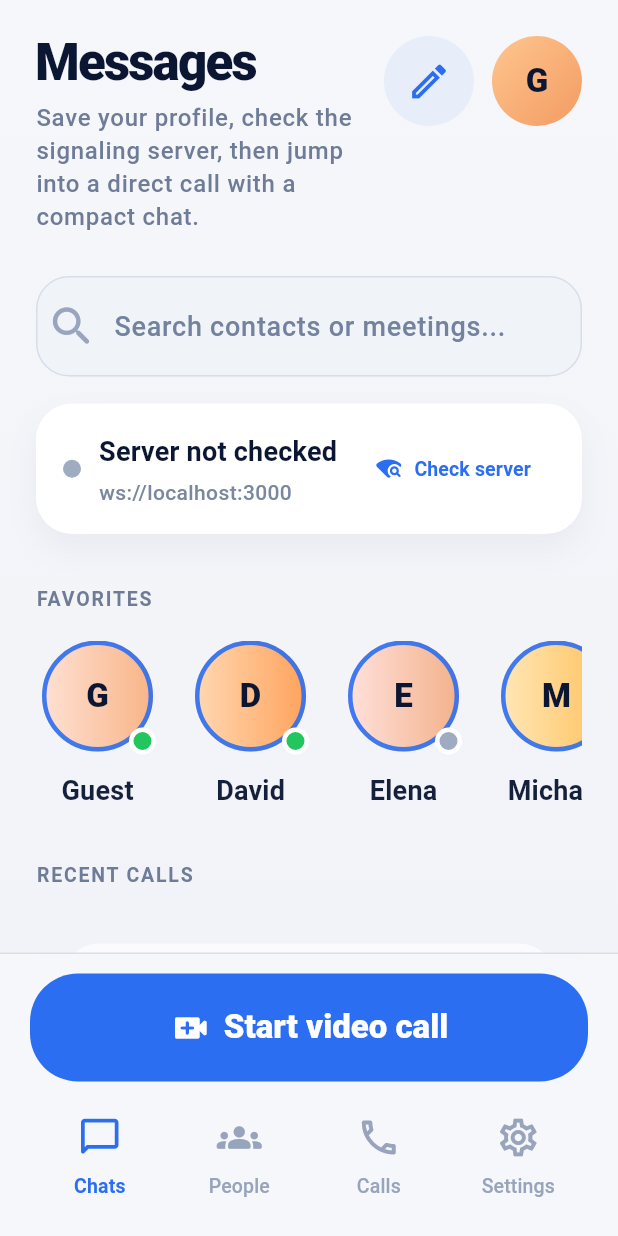
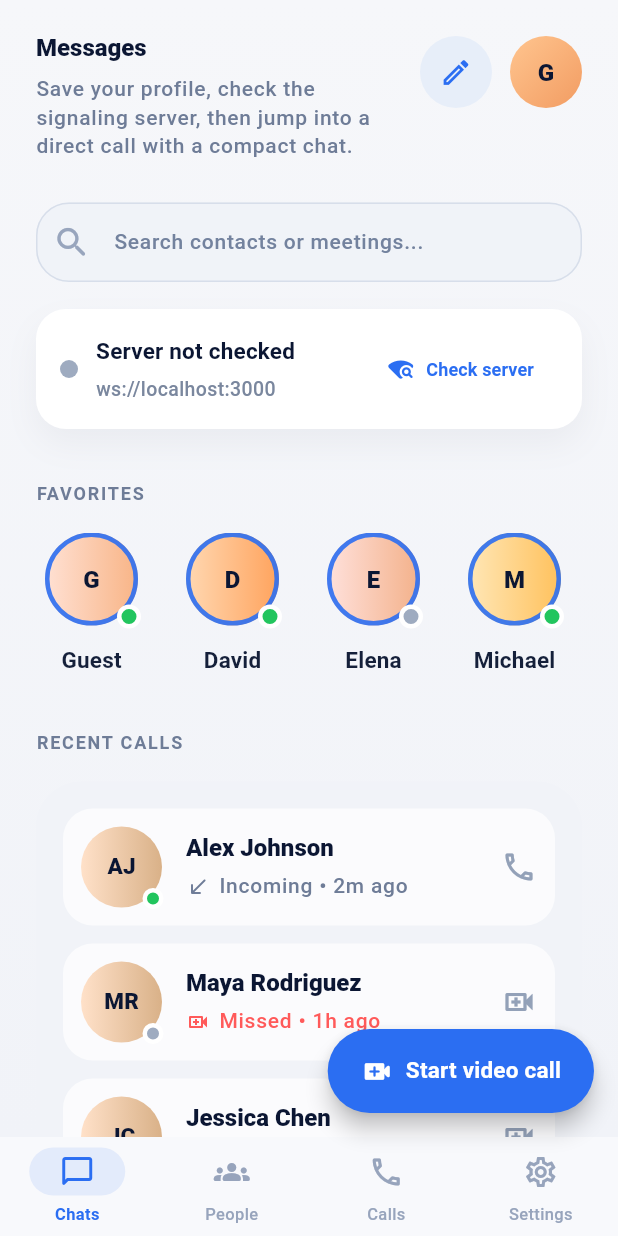
Before and after one commit to aybjax/flutter-cc, a Flutter app: the screen it shows after launch, on a phone screen of 412 x 824 dp. Run offline on Flutter 3.47's test engine with Material 3 defaults, Android fonts, the phone set to English and light mode, and no system bars; our stand-ins replace auto_route, bloc_concurrency, dartz, dio, file_picker, flutter_bloc and 14 more; missing offline and left inert: flutter_webrtc, grpc; accounts and stored records are empty; generated files the repository leaves out were written again.

Commit message:
feat: enhance UI themes and improve layout for call room and home page

```diff
--- a/12-aybkaz/lib/core/theme/app_theme.dart
+++ b/12-aybkaz/lib/core/theme/app_theme.dart
@@ -14,41 +14,63 @@ class AppTheme {
       colorScheme: colorScheme,
       scaffoldBackgroundColor: const Color(0xFFF6F7FA),
       textTheme: const TextTheme(
-        displaySmall: TextStyle(
-          fontSize: 34,
+        displayMedium: TextStyle(
+          fontSize: 16,
           fontWeight: FontWeight.w800,
           color: Color(0xFF0B1633),
-          letterSpacing: -1.2,
+          letterSpacing: -0.2,
+        ),
+        displaySmall: TextStyle(
+          fontSize: 16,
+          fontWeight: FontWeight.w800,
+          color: Color(0xFF0B1633),
+          letterSpacing: -0.2,
+        ),
+        headlineMedium: TextStyle(
+          fontSize: 16,
+          fontWeight: FontWeight.w800,
+          color: Color(0xFF0B1633),
+          letterSpacing: -0.2,
         ),
         headlineSmall: TextStyle(
-          fontSize: 30,
+          fontSize: 16,
           fontWeight: FontWeight.w800,
           color: Color(0xFF0B1633),
-          letterSpacing: -0.8,
+          letterSpacing: -0.2,
         ),
         titleLarge: TextStyle(
-          fontSize: 22,
+          fontSize: 16,
           fontWeight: FontWeight.w700,
           color: Color(0xFF0B1633),
         ),
+        titleSmall: TextStyle(
+          fontSize: 12,
+          fontWeight: FontWeight.w600,
+          color: Color(0xFF72819B),
+        ),
         titleMedium: TextStyle(
-          fontSize: 18,
+          fontSize: 15,
           fontWeight: FontWeight.w600,
           color: Color(0xFF15203A),
         ),
         bodyLarge: TextStyle(
-          fontSize: 16,
+          fontSize: 14,
           fontWeight: FontWeight.w500,
           color: Color(0xFF5E6B84),
         ),
         bodyMedium: TextStyle(
-          fontSize: 14,
+          fontSize: 13,
           fontWeight: FontWeight.w500,
           color: Color(0xFF72819B),
         ),
         labelLarge: TextStyle(
-          fontSize: 13,
+          fontSize: 12,
           fontWeight: FontWeight.w600,
+          color: Color(0xFF72819B),
+        ),
+        labelSmall: TextStyle(
+          fontSize: 11,
+          fontWeight: FontWeight.w500,
           color: Color(0xFF72819B),
         ),
       ),
@@ -57,6 +79,11 @@ class AppTheme {
         backgroundColor: Colors.transparent,
         foregroundColor: Color(0xFF0B1633),
         elevation: 0,
+        titleTextStyle: TextStyle(
+          fontSize: 16,
+          fontWeight: FontWeight.w700,
+          color: Color(0xFF0B1633),
+        ),
       ),
       cardTheme: CardThemeData(
         color: Colors.white,
@@ -105,6 +132,28 @@ class AppTheme {
       bottomSheetTheme: const BottomSheetThemeData(
         backgroundColor: Colors.transparent,
       ),
+      navigationBarTheme: NavigationBarThemeData(
+        height: 66,
+        backgroundColor: const Color(0xFFF8F9FC),
+        indicatorColor: const Color(0x1A2B6EF2),
+        iconTheme: WidgetStateProperty.resolveWith((states) {
+          final color = states.contains(WidgetState.selected)
+              ? const Color(0xFF2B6EF2)
+              : const Color(0xFF97A4BC);
+          return IconThemeData(color: color, size: 24);
+        }),
+        labelTextStyle: WidgetStateProperty.resolveWith((states) {
+          return TextStyle(
+            fontSize: 11,
+            fontWeight: states.contains(WidgetState.selected)
+                ? FontWeight.w700
+                : FontWeight.w500,
+            color: states.contains(WidgetState.selected)
+                ? const Color(0xFF2B6EF2)
+                : const Color(0xFF97A4BC),
+          );
+        }),
+      ),
       snackBarTheme: const SnackBarThemeData(
         behavior: SnackBarBehavior.floating,
       ),
--- a/12-aybkaz/lib/features/call_room/presentation/pages/call_room_page.dart
+++ b/12-aybkaz/lib/features/call_room/presentation/pages/call_room_page.dart
@@ -227,14 +227,16 @@ class _CallRoomPageState extends State<CallRoomPage> {
       return;
     }
 
+    final copiedMessage = context.l10n.copyPeerIdSuccess;
+    final messenger = ScaffoldMessenger.of(context);
     await Clipboard.setData(ClipboardData(text: value));
-    if (!mounted) {
+    if (!context.mounted) {
       return;
     }
 
-    ScaffoldMessenger.of(context)
+    messenger
       ..hideCurrentSnackBar()
-      ..showSnackBar(SnackBar(content: Text(context.l10n.copyPeerIdSuccess)));
+      ..showSnackBar(SnackBar(content: Text(copiedMessage)));
   }
 
   Future<void> _showChatSheet(BuildContext context, CallRoomState state) async {
--- a/12-aybkaz/lib/features/settings/presentation/pages/home_page.dart
+++ b/12-aybkaz/lib/features/settings/presentation/pages/home_page.dart
@@ -1,5 +1,3 @@
-import 'dart:math' as math;
-
 import 'package:auto_route/auto_route.dart';
 import 'package:flutter/material.dart';
 import 'package:flutter_bloc/flutter_bloc.dart';
@@ -176,7 +174,7 @@ class _HomePageState extends State<HomePage> {
                       isWide ? 36 : 24,
                       24,
                       isWide ? 36 : 24,
-                      24,
+                      140,
                     ),
                     child: Center(
                       child: ConstrainedBox(
@@ -279,20 +277,9 @@ class _HomePageState extends State<HomePage> {
               ),
             ),
           ),
-          bottomNavigationBar: _BottomBar(
-            selectedIndex: _selectedTabIndex,
-            isLoading: state.isSaving,
-            onTabSelected: (index) {
-              if (index == 3) {
-                _showSetupSheet(context, cubit);
-                return;
-              }
-
-              setState(() {
-                _selectedTabIndex = index;
-              });
-            },
-            onStartCall: isBusy
+          floatingActionButtonLocation: FloatingActionButtonLocation.endFloat,
+          floatingActionButton: FloatingActionButton.extended(
+            onPressed: isBusy
                 ? null
                 : () async {
                     final saved = await cubit.saveSettings(
@@ -307,6 +294,64 @@ class _HomePageState extends State<HomePage> {
 
                     await context.router.push(const CallRoomRoute());
                   },
+            backgroundColor: const Color(0xFF2B6EF2),
+            foregroundColor: Colors.white,
+            extendedPadding: const EdgeInsets.symmetric(
+              horizontal: 22,
+              vertical: 12,
+            ),
+            shape: RoundedRectangleBorder(
+              borderRadius: BorderRadius.circular(28),
+            ),
+            elevation: 6,
+            icon: state.isSaving
+                ? const SizedBox(
+                    width: 16,
+                    height: 16,
+                    child: CircularProgressIndicator(
+                      strokeWidth: 2,
+                      color: Colors.white,
+                    ),
+                  )
+                : const Icon(Icons.video_call_rounded, size: 22),
+            label: Text(
+              context.l10n.startVideoCallCta,
+              style: Theme.of(context).textTheme.titleMedium?.copyWith(
+                color: Colors.white,
+                fontWeight: FontWeight.w700,
+              ),
+            ),
+          ),
+          bottomNavigationBar: NavigationBar(
+            selectedIndex: _selectedTabIndex,
+            onDestinationSelected: (index) {
+              if (index == 3) {
+                _showSetupSheet(context, cubit);
+                return;
+              }
+
+              setState(() {
+                _selectedTabIndex = index;
+              });
+            },
+            destinations: [
+              NavigationDestination(
+                icon: const Icon(Icons.chat_bubble_outline_rounded),
+                label: context.l10n.chatsTab,
+              ),
+              NavigationDestination(
+                icon: const Icon(Icons.groups_rounded),
+                label: context.l10n.peopleTab,
+              ),
+              NavigationDestination(
+                icon: const Icon(Icons.call_outlined),
+                label: context.l10n.callsTab,
+              ),
+              NavigationDestination(
+                icon: const Icon(Icons.settings_outlined),
+                label: context.l10n.settingsTab,
+              ),
+            ],
           ),
         );
       },
@@ -451,6 +496,13 @@ class _HomePageState extends State<HomePage> {
                                   onPressed: isBusy
                                       ? null
                                       : () async {
+                                          final navigator = Navigator.of(
+                                            context,
+                                          );
+                                          final messenger =
+                                              ScaffoldMessenger.of(
+                                                this.context,
+                                              );
                                           final saved = await cubit
                                               .saveSettings(
                                                 displayName:
@@ -461,12 +513,12 @@ class _HomePageState extends State<HomePage> {
                                                 startWithVideo: sheetVideo,
                                               );
 
-                                          if (!saved || !context.mounted) {
+                                          if (!saved || !mounted) {
                                             return;
                                           }
 
-                                          Navigator.of(context).pop();
-                                          ScaffoldMessenger.of(this.context)
+                                          navigator.pop();
+                                          messenger
                                             ..hideCurrentSnackBar()
                                             ..showSnackBar(
                                               SnackBar(
@@ -528,7 +580,7 @@ class _HeaderSection extends StatelessWidget {
             children: [
               Text(
                 title,
-                style: Theme.of(context).textTheme.displaySmall?.copyWith(
+                style: Theme.of(context).textTheme.titleLarge?.copyWith(
                   fontWeight: FontWeight.w800,
                   color: const Color(0xFF0B1633),
                   height: 1,
@@ -570,20 +622,20 @@ class _SearchField extends StatelessWidget {
     return Container(
       decoration: BoxDecoration(
         color: const Color(0xFFE9EDF3),
-        borderRadius: BorderRadius.circular(28),
+        borderRadius: BorderRadius.circular(22),
       ),
       child: TextField(
         onChanged: onChanged,
         decoration: InputDecoration(
           hintText: hintText,
           border: InputBorder.none,
-          contentPadding: const EdgeInsets.symmetric(vertical: 20),
+          contentPadding: const EdgeInsets.symmetric(vertical: 16),
           prefixIcon: const Icon(
             Icons.search_rounded,
-            size: 34,
+            size: 26,
             color: Color(0xFF98A5BD),
           ),
-          hintStyle: const TextStyle(color: Color(0xFF73829E), fontSize: 18),
+          hintStyle: const TextStyle(color: Color(0xFF73829E), fontSize: 14),
         ),
       ),
     );
@@ -616,10 +668,10 @@ class _ServerStatusCard extends StatelessWidget {
     };
 
     return Container(
-      padding: const EdgeInsets.all(18),
+      padding: const EdgeInsets.all(16),
       decoration: BoxDecoration(
         color: Colors.white,
-        borderRadius: BorderRadius.circular(24),
+        borderRadius: BorderRadius.circular(20),
         boxShadow: const [
           BoxShadow(
             color: Color(0x0C0B1633),
@@ -682,15 +734,15 @@ class _FavoriteContactAvatar extends StatelessWidget {
   @override
   Widget build(BuildContext context) {
     return SizedBox(
-      width: 82,
+      width: 74,
       child: Column(
         children: [
           Stack(
             clipBehavior: Clip.none,
             children: [
               Container(
-                width: 74,
-                height: 74,
+                width: 62,
+                height: 62,
                 decoration: BoxDecoration(
                   shape: BoxShape.circle,
                   gradient: LinearGradient(colors: contact.palette),
@@ -712,8 +764,8 @@ class _FavoriteContactAvatar extends StatelessWidget {
                 right: -2,
                 bottom: -2,
                 child: Container(
-                  width: 18,
-                  height: 18,
+                  width: 16,
+                  height: 16,
                   decoration: BoxDecoration(
                     color: contact.isOnline
                         ? const Color(0xFF22C55E)
@@ -764,10 +816,10 @@ class _RecentCallTile extends StatelessWidget {
     };
 
     return Container(
-      padding: const EdgeInsets.symmetric(horizontal: 12, vertical: 14),
+      padding: const EdgeInsets.symmetric(horizontal: 12, vertical: 12),
       decoration: BoxDecoration(
         color: Colors.white.withValues(alpha: 0.7),
-        borderRadius: BorderRadius.circular(24),
+        borderRadius: BorderRadius.circular(20),
       ),
       child: Row(
         children: [
@@ -775,8 +827,8 @@ class _RecentCallTile extends StatelessWidget {
             clipBehavior: Clip.none,
             children: [
               Container(
-                width: 64,
-                height: 64,
+                width: 54,
+                height: 54,
                 decoration: BoxDecoration(
                   shape: BoxShape.circle,
                   gradient: LinearGradient(colors: call.palette),
@@ -794,8 +846,8 @@ class _RecentCallTile extends StatelessWidget {
                 right: -1,
                 bottom: -1,
                 child: Container(
-                  width: 16,
-                  height: 16,
+                  width: 14,
+                  height: 14,
                   decoration: BoxDecoration(
                     color: call.isOnline
                         ? const Color(0xFF22C55E)
@@ -845,7 +897,7 @@ class _RecentCallTile extends StatelessWidget {
             ),
           ),
           const SizedBox(width: 12),
-          Icon(icon, color: const Color(0xFF93A1B8), size: 30),
+          Icon(icon, color: const Color(0xFF93A1B8), size: 24),
         ],
       ),
     );
@@ -855,149 +907,6 @@ class _RecentCallTile extends StatelessWidget {
     final parts = name.trim().split(' ').where((part) => part.isNotEmpty);
     final letters = parts.take(2).map((part) => part[0]).join();
     return letters.toUpperCase();
-  }
-}
-
-class _BottomBar extends StatelessWidget {
-  const _BottomBar({
-    required this.selectedIndex,
-    required this.isLoading,
-    required this.onTabSelected,
-    required this.onStartCall,
-  });
-
-  final int selectedIndex;
-  final bool isLoading;
-  final ValueChanged<int> onTabSelected;
-  final VoidCallback? onStartCall;
-
-  @override
-  Widget build(BuildContext context) {
-    final l10n = context.l10n;
-
-    return DecoratedBox(
-      decoration: const BoxDecoration(
-        color: Color(0xFFF6F7FA),
-        border: Border(top: BorderSide(color: Color(0xFFD8DEEA))),
-      ),
-      child: SafeArea(
-        top: false,
-        child: Padding(
-          padding: const EdgeInsets.fromLTRB(20, 14, 20, 16),
-          child: Column(
-            mainAxisSize: MainAxisSize.min,
-            children: [
-              ConstrainedBox(
-                constraints: const BoxConstraints(maxWidth: 460),
-                child: FilledButton.icon(
-                  onPressed: onStartCall,
-                  style: FilledButton.styleFrom(
-                    backgroundColor: const Color(0xFF2B6EF2),
-                    foregroundColor: Colors.white,
-                    elevation: 0,
-                    minimumSize: const Size.fromHeight(72),
-                    shape: RoundedRectangleBorder(
-                      borderRadius: BorderRadius.circular(32),
-                    ),
-                  ),
-                  icon: isLoading
-                      ? const SizedBox(
-                          width: 18,
-                          height: 18,
-                          child: CircularProgressIndicator(
-                            strokeWidth: 2,
-                            color: Colors.white,
-                          ),
-                        )
-                      : const Icon(Icons.video_call_rounded, size: 28),
-                  label: Text(
-                    l10n.startVideoCallCta,
-                    style: Theme.of(context).textTheme.titleLarge?.copyWith(
-                      color: Colors.white,
-                      fontWeight: FontWeight.w800,
-                    ),
-                  ),
-                ),
-              ),
-              const SizedBox(height: 14),
-              Row(
-                children: [
-                  _NavItem(
-                    label: l10n.chatsTab,
-                    icon: Icons.chat_bubble_outline_rounded,
-                    isSelected: selectedIndex == 0,
-                    onTap: () => onTabSelected(0),
-                  ),
-                  _NavItem(
-                    label: l10n.peopleTab,
-                    icon: Icons.groups_rounded,
-                    isSelected: selectedIndex == 1,
-                    onTap: () => onTabSelected(1),
-                  ),
-                  _NavItem(
-                    label: l10n.callsTab,
-                    icon: Icons.call_outlined,
-                    isSelected: selectedIndex == 2,
-                    onTap: () => onTabSelected(2),
-                  ),
-                  _NavItem(
-                    label: l10n.settingsTab,
-                    icon: Icons.settings_outlined,
-                    isSelected: selectedIndex == 3,
-                    onTap: () => onTabSelected(3),
-                  ),
-                ],
-              ),
-            ],
-          ),
-        ),
-      ),
-    );
-  }
-}
-
-class _NavItem extends StatelessWidget {
-  const _NavItem({
-    required this.label,
-    required this.icon,
-    required this.isSelected,
-    required this.onTap,
-  });
-
-  final String label;
-  final IconData icon;
-  final bool isSelected;
-  final VoidCallback onTap;
-
-  @override
-  Widget build(BuildContext context) {
-    final color = isSelected
-        ? const Color(0xFF2B6EF2)
-        : const Color(0xFF97A4BC);
-
-    return Expanded(
-      child: InkWell(
-        borderRadius: BorderRadius.circular(18),
-        onTap: onTap,
-        child: Padding(
-          padding: const EdgeInsets.symmetric(vertical: 8),
-          child: Column(
-            mainAxisSize: MainAxisSize.min,
-            children: [
-              Icon(icon, color: color, size: 30),
-              const SizedBox(height: 8),
-              Text(
-                label,
-                style: Theme.of(context).textTheme.labelLarge?.copyWith(
-                  color: color,
-                  fontWeight: isSelected ? FontWeight.w700 : FontWeight.w500,
-                ),
-              ),
-            ],
-          ),
-        ),
-      ),
-    );
   }
 }
 
@@ -1023,9 +932,9 @@ class _SoftCircleButton extends StatelessWidget {
         customBorder: const CircleBorder(),
         onTap: onPressed,
         child: SizedBox(
-          width: 60,
-          height: 60,
-          child: Icon(icon, color: foregroundColor, size: 30),
+          width: 48,
+          height: 48,
+          child: Icon(icon, color: foregroundColor, size: 22),
         ),
       ),
     );
@@ -1043,8 +952,8 @@ class _ProfileAvatarButton extends StatelessWidget {
     return GestureDetector(
       onTap: onPressed,
       child: Container(
-        width: 60,
-        height: 60,
+        width: 48,
+        height: 48,
         decoration: const BoxDecoration(
           shape: BoxShape.circle,
           gradient: LinearGradient(
```
